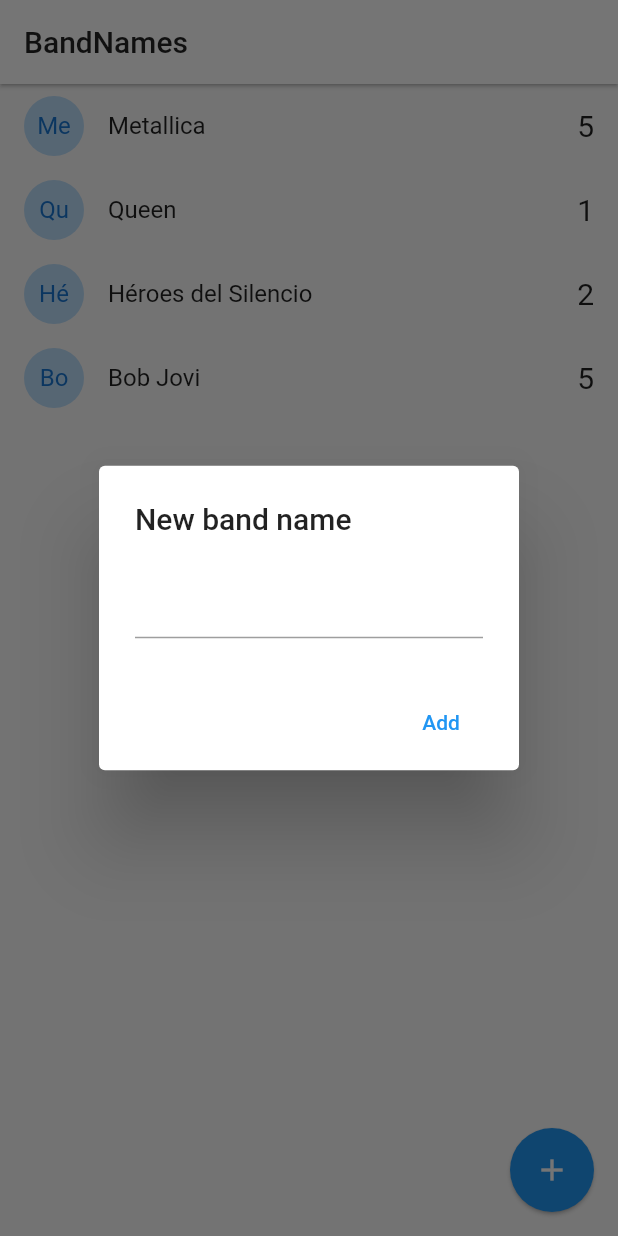
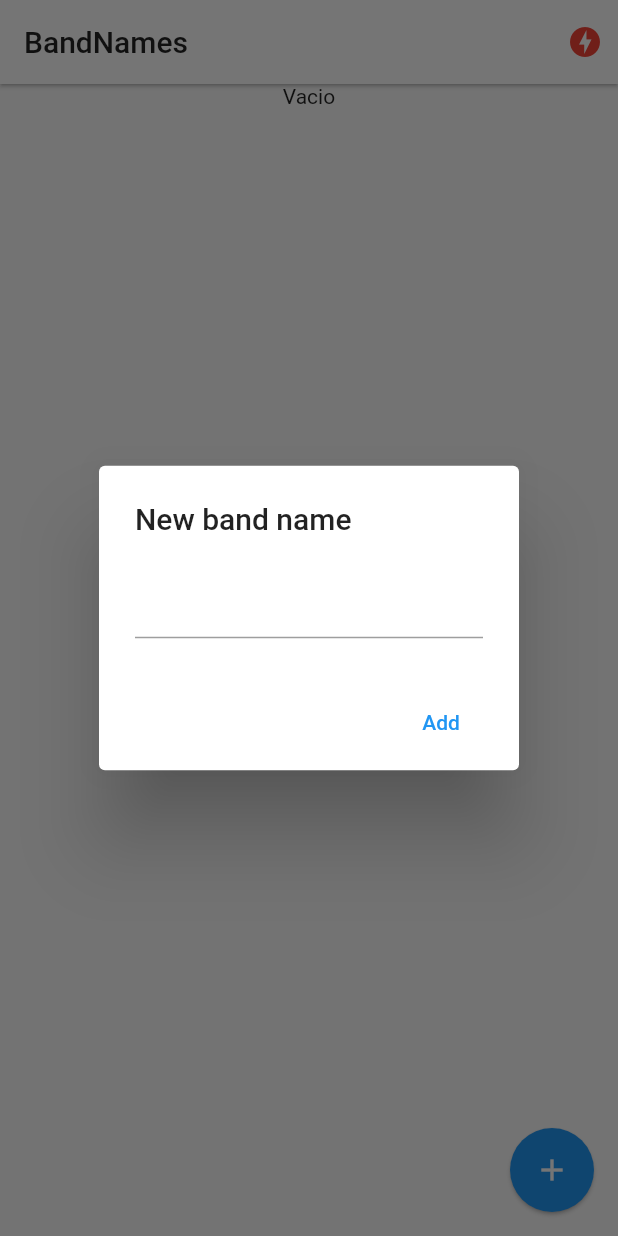
Before and after one commit to germain-agudo/flutter-bandnames-socket, a Flutter app: the screen it shows after launch, after a tap on the "add" icon, on a phone screen of 412 x 824 dp. Run offline on Flutter 3.47's test engine with Material 2 defaults, Android fonts, the phone set to English and light mode, and no system bars; our stand-ins replace pie_chart, socket_io_client; network calls fail.

Commit message:
App Terminada

```diff
--- a/lib/main.dart
+++ b/lib/main.dart
@@ -1,6 +1,9 @@
 // 1.- lo de flutter, 2.- los de terceros, 3.- los nuestros
+import 'package:band_name/services/socket_service.dart';
 import 'package:flutter/material.dart';
+import 'package:provider/provider.dart'; //Esta libreria la ponemos desde aqui para que la pueda ocuapr desde cualquier parte
 
+import 'package:band_name/pages/status.dart';
 import 'package:band_name/pages/home.dart';
 
 void main() => runApp(MyApp());
@@ -8,11 +11,21 @@ void main() => runApp(MyApp());
 class MyApp extends StatelessWidget {
   @override
   Widget build(BuildContext context) {
-    return MaterialApp(
-      debugShowCheckedModeBanner: false,
-      title: 'Material App',
-      initialRoute: 'home',
-      routes: {'home': (_) => HomePage()},
+    return MultiProvider(
+      providers: [
+        ChangeNotifierProvider(
+          create: (_) => SocketService(),
+        )
+      ],
+      child: MaterialApp(
+        debugShowCheckedModeBanner: false,
+        title: 'Material App',
+        initialRoute: 'home',
+        routes: {
+          'home': (_) => HomePage(),
+          'status': (_) => StatusPage(),
+        },
+      ),
     );
   }
 }
--- a/lib/models/band.dart
+++ b/lib/models/band.dart
@@ -8,6 +8,14 @@ class Band {
 
   // Un factori constructor: no es mas que un constructor que rebe un cierto tipo de argumentos y regresa una nueva instancia de mi clase
 
-  factory Band.fromMap(Map<String, dynamic> obj) =>
-      Band(id: obj['id'], name: obj['name'], votes: obj['votes']);
+//Recibe un mapa. el String hace referencia al 'id, el 'dynamic' que se refiere al data
+  factory Band.fromMap(Map<String, dynamic> obj) => Band(
+        // id: obj['id'],
+        // name: obj['name'],
+        // votes: obj['votes']
+        /// si vienen o no : el id, el nombre o los votos,
+        id: obj.containsKey('id') ? obj['id'] : 'no-id',
+        name: obj.containsKey('name') ? obj['name'] : 'no-name',
+        votes: obj.containsKey('votes') ? obj['votes'] : 'no-votes',
+      );
 }
--- a/lib/pages/home.dart
+++ b/lib/pages/home.dart
@@ -2,7 +2,11 @@ import 'dart:io';
 
 import 'package:flutter/cupertino.dart';
 import 'package:flutter/material.dart';
+import 'package:pie_chart/pie_chart.dart';
+import 'package:provider/provider.dart';
+
 import 'package:band_name/models/band.dart';
+import 'package:band_name/services/socket_service.dart';
 
 class HomePage extends StatefulWidget {
   @override
@@ -11,14 +15,44 @@ class HomePage extends StatefulWidget {
 
 class _HomePageState extends State<HomePage> {
   List<Band> bands = [
-    Band(id: '1', name: 'Metallica', votes: 5),
+/*     Band(id: '1', name: 'Metallica', votes: 5),
     Band(id: '2', name: 'Queen', votes: 1),
     Band(id: '3', name: 'Héroes del Silencio', votes: 2),
-    Band(id: '4', name: 'Bob Jovi', votes: 5),
+    Band(id: '4', name: 'Bob Jovi', votes: 5), */
   ];
+
+  @override //initS
+  void initState() {
+    //el false esta porque no necesito redibujar algo
+    final socketService = Provider.of<SocketService>(context, listen: false);
+
+    // socketService.socket.on('active-bands', (payload) {  });
+    socketService.socket.on('active-bands', _handleActiveBands);
+    super.initState();
+  }
+
+  _handleActiveBands(dynamic payload) {
+    //1. Mapear el payload
+    this.bands = (payload
+            as List) //Casteamos el payload a una lista y de ahi ya podremos utilizar el metodo map
+        .map((banda) => Band.fromMap(
+            banda)) //hasta aqui se crea un iterable, pero no es lista, asi que lo tenemod que volver una lista
+        .toList(); // con esto ya lo pasamos a ua lista
+    setState(() {});
+  }
+
+//Para la limpieza, para dejar de escuchar un evento
+  @override
+  void dispose() {
+    final socketService = Provider.of<SocketService>(context, listen: false);
+    socketService.socket.off('active-bands');
+    super.dispose();
+  }
 
   @override
   Widget build(BuildContext context) {
+    final socketService = Provider.of<SocketService>(context);
+
     return Scaffold(
       appBar: AppBar(
         title: Text(
@@ -27,13 +61,36 @@ class _HomePageState extends State<HomePage> {
         ),
         backgroundColor: Colors.white,
         elevation: 1,
+        actions: <Widget>[
+          Container(
+            margin: EdgeInsets.only(right: 10),
+            child: (socketService.serverStatus == ServerStatus.Online)
+                ? Icon(Icons.check_circle, color: Colors.blue[300])
+                : Icon(Icons.offline_bolt, color: Colors.red),
+          )
+        ],
       ),
-      body: ListView.builder(
+      body: Column(
+        // mainAxisAlignment: MainAxisAlignment.start,
+        // crossAxisAlignment: CrossAxisAlignment.start,
+        children: <Widget>[
+          (bands.isEmpty)
+              ? Center(
+                  child: Text('Vacio'),
+                )
+              : _showGraph(),
+          Expanded(
+            //el expanded va a decor toma todo el espacio disponible en base a la columna
+            child: ListView.builder(
+              // shrinkWrap: true,
               itemCount: bands.length,
               itemBuilder: (context, i) => (_bandTile(bands[i])),
               // itemBuilder: (BuildContext context, int index) {
               //   return _bandTile(bands[index]);
               // },
+            ),
+          ),
+        ],
       ),
       floatingActionButton: FloatingActionButton(
         child: Icon(Icons.add),
@@ -45,14 +102,14 @@ class _HomePageState extends State<HomePage> {
   }
 
   Widget _bandTile(Band band) {
+    final socketService = Provider.of<SocketService>(context, listen: false);
+
     return Dismissible(
       key: Key(band.id), //identificador unico
       direction: DismissDirection.startToEnd,
-      onDismissed: (direction) {
-        print('direction: $direction');
-        print('id: ${band.id}');
-        //TODO: llamar el borrado en el server
-      }, //Bloquear la dirección
+      // onDismissed: (_) { socketService.emit('delete-band', {'id': band.id}); }, //Bloquear la dirección
+      onDismissed: (_) => socketService
+          .emit('delete-band', {'id': band.id}), //Bloquear la dirección
       background: Container(
           padding: EdgeInsets.only(left: 8.0),
           color: Colors.red,
@@ -70,9 +127,8 @@ class _HomePageState extends State<HomePage> {
           '${band.votes}',
           style: TextStyle(fontSize: 20),
         ),
-        onTap: () {
-          print(band.name);
-        },
+        // onTap: () { socketService.socket.emit('vote-band', {'id': band.id});  },
+        onTap: () => socketService.socket.emit('vote-band', {'id': band.id}),
       ),
     );
   }
@@ -87,9 +143,11 @@ class _HomePageState extends State<HomePage> {
         //Para mostrar el dialogo
         context:
             context, // el contexto en un StatefulWidget esta ya de manera global, por eso se puede mandar asi
-          builder: (context) {
+        // builder: (context) {
+        builder: (_) =>
             //El bulder es quien va a construir el popup que va a aparecer
-            return AlertDialog(
+            //#  return AlertDialog(
+            AlertDialog(
           //Nota: cuando veamos un Builder simpre se va a regresar un Widget
           title: Text('New band name'),
           content: TextField(
@@ -103,15 +161,16 @@ class _HomePageState extends State<HomePage> {
               onPressed: () => addBandToList(textEditingController.text),
             ),
           ],
+        ),
       );
-          });
     }
 
     showCupertinoDialog(
       context:
           context, //El contex va a saber toda la estructura del arbol de Widgets
-        builder: (_) {
-          return CupertinoAlertDialog(
+      builder: (_) =>
+          // return CupertinoAlertDialog(
+          CupertinoAlertDialog(
         //Configuracion del dialog
         title: Text('New Bad Name'),
         content: CupertinoTextField(
@@ -129,20 +188,78 @@ class _HomePageState extends State<HomePage> {
             onPressed: () => Navigator.pop(context),
           ),
         ],
+      ),
     );
-        });
   }
 
   void addBandToList(String name) {
-    print(name);
     if (name.length > 1) {
+      final socketService = Provider.of<SocketService>(context, listen: false);
+
       // Podemos agregarlo
-      this
-          .bands
-          .add(new Band(id: DateTime.now().toString(), name: name, votes: 0));
-      setState(() {});
+      // this.bands.add(new Band(id: DateTime.now().toString(), name: name, votes: 0));
+      // setState(() {});
+      socketService.emit('add-band', {'name': name});
     }
 
     Navigator.pop(context);
   }
+
+//Mostrar Grafica
+  Widget _showGraph() {
+    Map<String, double> dataMap = new Map();
+    // {
+    // 'Flutter': 5,
+    // 'React': 3,
+    // 'Xamarin': 2,
+    // 'Ionic': 2,
+    // };
+    bands.forEach((band) {
+      dataMap.putIfAbsent(band.name, () => band.votes.toDouble());
+    });
+
+    final List<Color> colorList = [
+      Colors.blue[50],
+      Colors.blue[200],
+      Colors.pink[50],
+      Colors.pink[200],
+      Colors.yellow[50],
+      Colors.yellow[200],
+    ];
+
+    return Container(
+
+        //para que no sepegue con la parte de arriba
+        padding: EdgeInsets.only(top: 10),
+        width: double.infinity,
+        height: 200,
+        // child: PieChart(dataMap: dataMap)
+        child: PieChart(
+          dataMap: dataMap,
+          animationDuration: Duration(milliseconds: 800),
+          // chartLegendSpacing: 32,
+          // chartRadius: MediaQuery.of(context).size.width / 3.2,
+          colorList: colorList,
+          // initialAngleInDegree: 0,
+          chartType: ChartType.ring,
+          ringStrokeWidth: 32,
+          // centerText: "HYBRID",
+          legendOptions: LegendOptions(
+            showLegendsInRow: false,
+            legendPosition: LegendPosition.right,
+            showLegends: true,
+            // legendShape: BoxShape.circle,
+            legendTextStyle: TextStyle(
+              fontWeight: FontWeight.bold,
+            ),
+          ),
+          chartValuesOptions: ChartValuesOptions(
+            showChartValueBackground: false,
+            showChartValues: true,
+            showChartValuesInPercentage: true,
+            showChartValuesOutside: false,
+            decimalPlaces: 0,
+          ),
+        ));
   }
+}
--- /dev/null
+++ b/lib/services/socket_service.dart
@@ -0,0 +1,61 @@
+//Esta clase me va a permitir la comunicaion con mi backend
+
+import 'package:flutter/material.dart';
+
+import 'package:socket_io_client/socket_io_client.dart' as IO;
+
+enum ServerStatus {
+  Online,
+  Offline,
+  Connecting,
+}
+
+class SocketService with ChangeNotifier {
+  //ChangeNotifier nos ayuda a decir a provider cundo va a rerescar la inerfaz de usuario
+
+  ServerStatus _serverStatus = ServerStatus.Connecting;
+  IO.Socket _socket;
+
+  ServerStatus get serverStatus => this._serverStatus;
+  IO.Socket get socket => this._socket;
+  Function get emit => this._socket.emit;
+
+  SocketService() {
+    this._initConfig();
+  }
+
+  void _initConfig() {
+    // Dart client
+    // IO.Socket socket = IO.io('http://192.168.1.67:3000/', {
+    this._socket = IO.io('http://192.168.1.67:3000/', {
+      'transports': ['websocket'],
+      'autoConnect': true
+    });
+
+    this._socket.onConnect((_) {
+      // print('connect');
+      this._serverStatus = ServerStatus.Online;
+      notifyListeners();
+      // socket.emit('msg', 'test');
+    });
+
+    // socket.on('event', (data) => print(data));
+    this._socket.onDisconnect((_) {
+      this._serverStatus = ServerStatus.Offline;
+      notifyListeners();
+    });
+
+    // socket.on('fromServer', (_) => print(_));
+
+    // socket.on('nuevo-mensaje', (payload) {
+    //   // print('nuevo-mensaje: $payload');
+    //   print('nuevo-mensaje:');
+    //   print('nombre:' +
+    //       payload['nombre']); //ya que es un mapa existe la propiedad nombre
+    //   print('mensaje:' + payload['mensaje']);
+    //   print(payload.containsKey('mensaje2')
+    //       ? payload['mensaje2']
+    //       : 'no hay'); //el containsKey es para saber si existe esa propiedad
+    // });
+  }
+}
--- a/pubspec.yaml
+++ b/pubspec.yaml
@@ -28,6 +28,9 @@ dependencies:
   # The following adds the Cupertino Icons font to your application.
   # Use with the CupertinoIcons class for iOS style icons.
   cupertino_icons: ^1.0.2
+  socket_io_client: ^1.0.1
+  provider: ^5.0.0
+  pie_chart: ^5.0.0
 
 dev_dependencies:
   flutter_test:
```
Also changed, not shown: lib/pages/status.dart (added, +34 -0 lines), pubspec.lock. Lines whose indentation alone changed are shown as unchanged.
